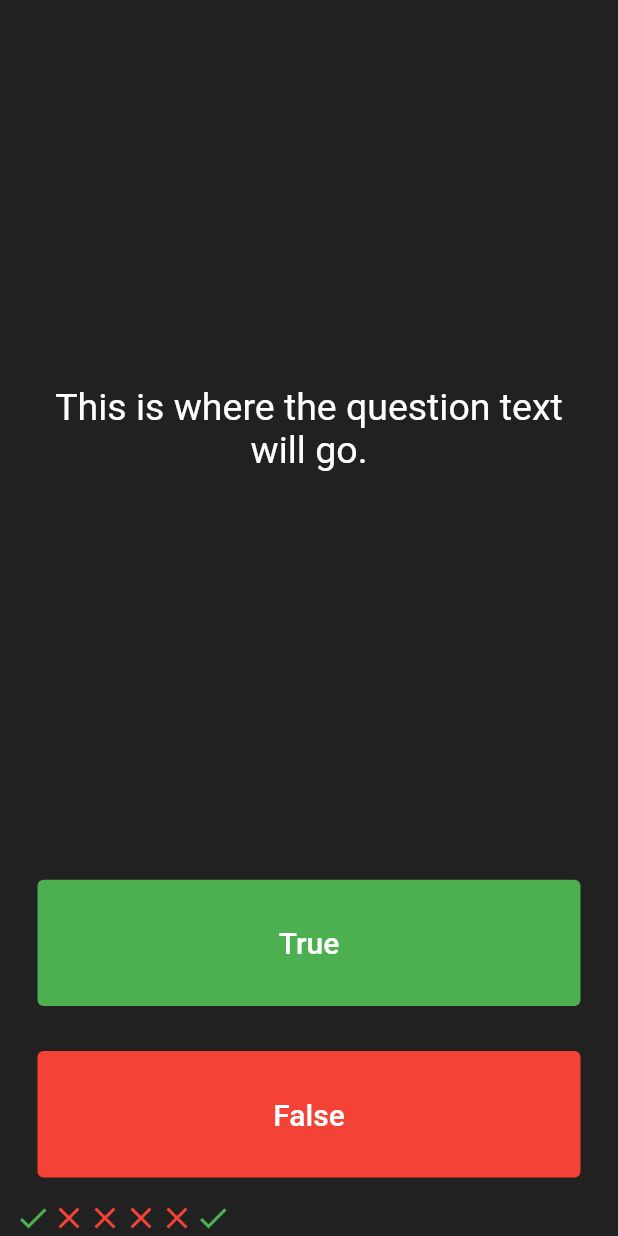
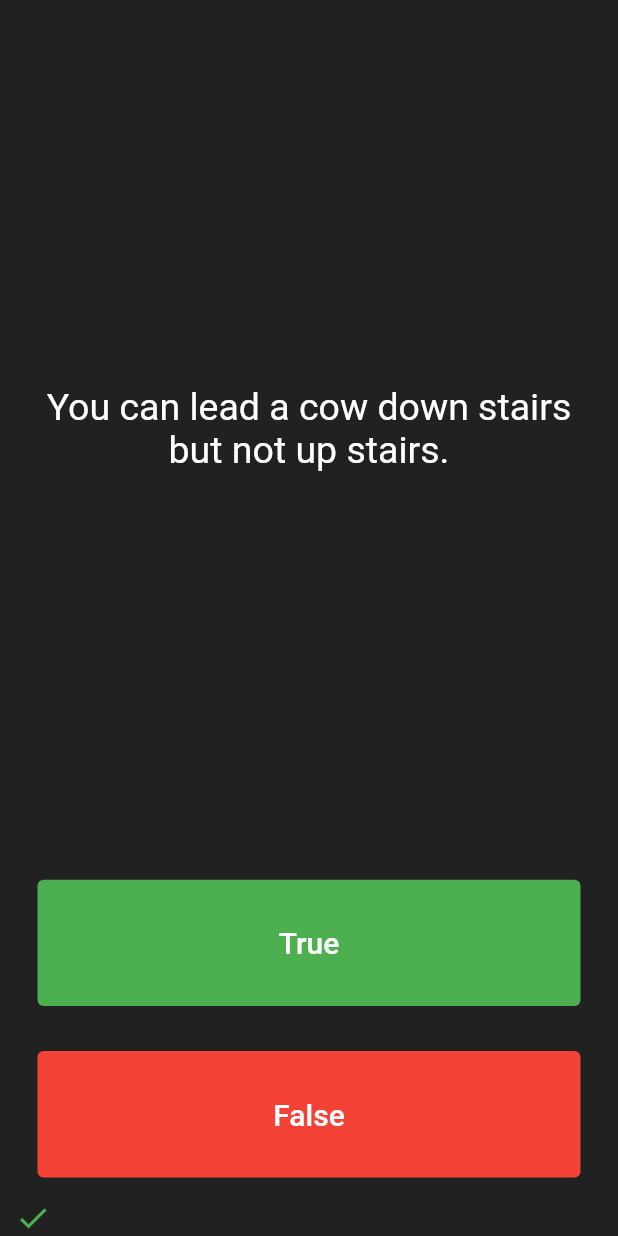
Before and after one commit to spy-der-web/Quizzler, a Flutter app: the screen it shows after launch, after a tap on "True", on a phone screen of 412 x 824 dp. Run offline on Flutter 3.47's test engine with Material 2 defaults, Android fonts, the phone set to English and light mode, and no system bars; our stand-ins replace rflutter_alert.

Commit message:
final commit

```diff
--- a/lib/main.dart
+++ b/lib/main.dart
@@ -1,6 +1,10 @@
-// ignore_for_file: prefer_const_constructors, use_key_in_widget_constructors, prefer_const_literals_to_create_immutables
+// ignore_for_file: prefer_const_constructors, use_key_in_widget_constructors, prefer_const_literals_to_create_immutables, avoid_print
 
 import 'package:flutter/material.dart';
+import 'quiz_brain.dart';
+import 'package:rflutter_alert/rflutter_alert.dart';
+
+QuizBrain quizBrain = QuizBrain();
 
 void main() => runApp(Quizzler());
 
@@ -28,28 +32,38 @@ class QuizPage extends StatefulWidget {
 }
 
 class _QuizPageState extends State<QuizPage> {
-  List<Widget> scoreKeeper = [
-    Icon(
-      Icons.check,
-      color: Colors.green,
-    ),
-    Icon(
-      Icons.close,
-      color: Colors.red,
-    ),
-    Icon(
-      Icons.close,
-      color: Colors.red,
-    ),
-    Icon(
-      Icons.close,
-      color: Colors.red,
-    ),
-    Icon(
-      Icons.close,
-      color: Colors.red,
-    ),
-  ];
+  List<Widget> scorekeeper = [];
+
+  void checkAnswer(bool userPickedAnswer) {
+    bool correctAnswer = quizBrain.getCorrectAnswer();
+    setState(() {
+      if (quizBrain.isFinished() == true) {
+        Alert(
+          context: context,
+          title: 'Finished!',
+          desc: 'You\'ve reached the end of the quiz.',
+        ).show();
+
+        quizBrain.reset();
+
+        scorekeeper = [];
+      } else {
+        if (userPickedAnswer == correctAnswer) {
+          scorekeeper.add(Icon(
+            Icons.check,
+            color: Colors.green,
+          ));
+        } else {
+          scorekeeper.add(Icon(
+            Icons.close,
+            color: Colors.red,
+          ));
+        }
+
+        quizBrain.nextQuestion();
+      }
+    });
+  }
 
   @override
   Widget build(BuildContext context) {
@@ -63,7 +77,7 @@ class _QuizPageState extends State<QuizPage> {
             padding: EdgeInsets.all(10.0),
             child: Center(
               child: Text(
-                'This is where the question text will go.',
+                quizBrain.getQuestionText(),
                 textAlign: TextAlign.center,
                 style: TextStyle(
                   fontSize: 25.0,
@@ -88,15 +102,8 @@ class _QuizPageState extends State<QuizPage> {
                 ),
               ),
               onPressed: () {
-                setState(() {
-                  scoreKeeper.add(
-                    Icon(
-                      Icons.check,
-                      color: Colors.green,
-                    ),
-                  );
-                });
                 //The user picked true.
+                checkAnswer(true);
               },
             ),
           ),
@@ -116,6 +123,8 @@ class _QuizPageState extends State<QuizPage> {
               ),
               onPressed: () {
                 //The user picked false.
+
+                checkAnswer(false);
               },
             ),
           ),
@@ -123,15 +132,9 @@ class _QuizPageState extends State<QuizPage> {
         //TODO: Add a Row here as your score keeper
 
         Row(
-          children: scoreKeeper,
+          children: scorekeeper,
         )
       ],
     );
   }
 }
-
-/*
-question1: 'You can lead a cow down stairs but not up stairs.', false,
-question2: 'Approximately one quarter of human bones are in the feet.', true,
-question3: 'A slug\'s blood is green.', true,
-*/
--- /dev/null
+++ b/lib/questions.dart
@@ -0,0 +1,6 @@
+class Question {
+  String questionText;
+  bool questionAnswer;
+
+  Question(this.questionText, this.questionAnswer);
+}
--- /dev/null
+++ b/lib/quiz_brain.dart
@@ -0,0 +1,64 @@
+// ignore_for_file: unnecessary_string_escapes, prefer_final_fields
+
+import 'package:quizzler/questions.dart';
+
+int _questionNumber = 0;
+
+class QuizBrain {
+  List<Question> _questionBank = [
+    Question('Some cats are actually allergic to humans', true),
+    Question('You can lead a cow down stairs but not up stairs.', false),
+    Question('Approximately one quarter of human bones are in the feet.', true),
+    Question('A slug\'s blood is green.', true),
+    Question('Buzz Aldrin\'s mother\'s maiden name was \"Moon\".', true),
+    Question('It is illegal to pee in the Ocean in Portugal.', true),
+    Question(
+        'No piece of square dry paper can be folded in half more than 7 times.',
+        false),
+    Question(
+        'In London, UK, if you happen to die in the House of Parliament, you are technically entitled to a state funeral, because the building is considered too sacred a place.',
+        true),
+    Question(
+        'The loudest sound produced by any animal is 188 decibels. That animal is the African Elephant.',
+        false),
+    Question(
+        'The total surface area of two human lungs is approximately 70 square metres.',
+        true),
+    Question('Google was originally called \"Backrub\".', true),
+    Question(
+        'Chocolate affects a dog\'s heart and nervous system; a few ounces are enough to kill a small dog.',
+        true),
+    Question(
+        'In West Virginia, USA, if you accidentally hit an animal with your car, you are free to take it home to eat.',
+        true),
+  ];
+
+  void nextQuestion() {
+    if (_questionNumber < _questionBank.length - 1) {
+      _questionNumber++;
+    }
+  }
+
+  String getQuestionText() {
+    return _questionBank[_questionNumber].questionText;
+  }
+
+  bool getCorrectAnswer() {
+    return _questionBank[_questionNumber].questionAnswer;
+  }
+
+  bool isFinished() {
+    if (_questionNumber >= _questionBank.length - 1) {
+      //TODO: Step 3 Part B - Use a print statement to check that isFinished is returning true when you are indeed at the end of the quiz and when a restart should happen.
+
+      print('Now returning true');
+      return true;
+    } else {
+      return false;
+    }
+  }
+
+  void reset() {
+    _questionNumber = 0;
+  }
+}
```
Also changed, not shown: pubspec.yaml (+3 -65 lines), pubspec.lock.
